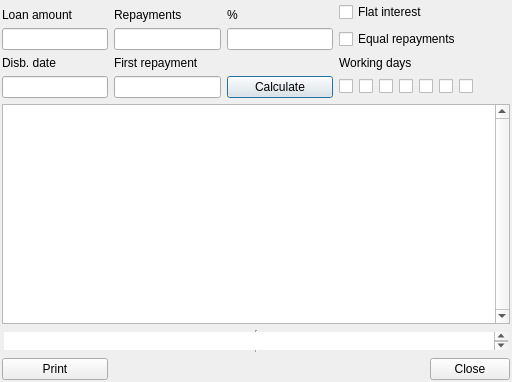
This is conf/reports/repayment_schedule/form.ui in warvariuc/wic as Qt 5 draws it before an edit. The edited form follows.
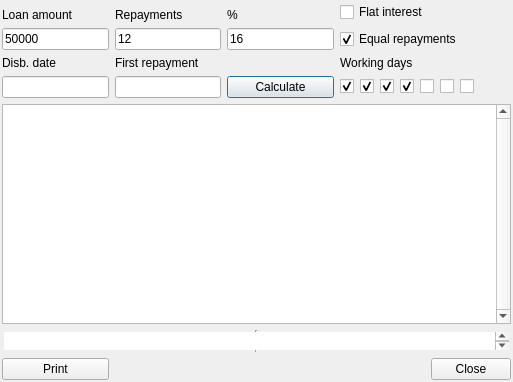
This is the edited form. Custom widgets are drawn as their Qt base class.

What changed in the file:
```diff
--- a/conf/reports/repayment_schedule/form.ui
+++ b/conf/reports/repayment_schedule/form.ui
@@ -6,7 +6,7 @@
    <rect>
     <x>0</x>
     <y>0</y>
-    <width>512</width>
+    <width>513</width>
     <height>382</height>
    </rect>
   </property>
@@ -112,6 +112,9 @@
        <property name="text">
         <string/>
        </property>
+       <property name="checked">
+        <bool>true</bool>
+       </property>
       </widget>
      </item>
      <item>
@@ -122,6 +125,9 @@
        <property name="text">
         <string/>
        </property>
+       <property name="checked">
+        <bool>true</bool>
+       </property>
       </widget>
      </item>
      <item>
@@ -132,6 +138,9 @@
        <property name="text">
         <string/>
        </property>
+       <property name="checked">
+        <bool>true</bool>
+       </property>
       </widget>
      </item>
      <item>
@@ -142,6 +151,9 @@
        <property name="text">
         <string/>
        </property>
+       <property name="checked">
+        <bool>true</bool>
+       </property>
       </widget>
      </item>
      <item>
@@ -259,6 +271,9 @@
      <property name="text">
       <string>Equal repayments</string>
      </property>
+     <property name="checked">
+      <bool>true</bool>
+     </property>
     </widget>
    </item>
    <item row="0" column="3" colspan="2">
@@ -283,6 +298,9 @@
    </item>
    <item row="1" column="0">
     <widget class="WDecimalEdit" name="loanAmount">
+     <property name="text">
+      <string>50000</string>
+     </property>
      <property name="fractionDigits">
       <number>0</number>
      </property>
@@ -296,6 +314,9 @@
    </item>
    <item row="1" column="1">
     <widget class="WDecimalEdit" name="numInstallments">
+     <property name="text">
+      <string>12</string>
+     </property>
      <property name="maxDigits">
       <number>3</number>
      </property>
@@ -309,6 +330,9 @@
    </item>
    <item row="1" column="2">
     <widget class="WDecimalEdit" name="annInterestRate">
+     <property name="text">
+      <string>16</string>
+     </property>
      <property name="maxDigits">
       <number>4</number>
      </property>
```
Left out of the diff: 3 changed lines with no effect on the pictures.
